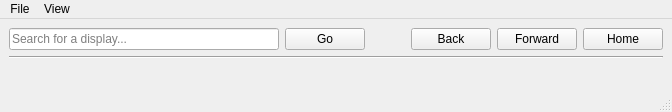
slaclab/pydm, file pydm/pydm.ui: the form before one commit.
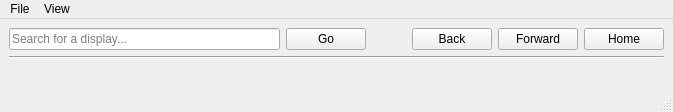
The form after the commit.

Commit message: Add ability to show the file path in the title bar.

Patch:
```diff
--- a/pydm/pydm.ui
+++ b/pydm/pydm.ui
@@ -6,7 +6,7 @@
    <rect>
     <x>0</x>
     <y>0</y>
-    <width>672</width>
+    <width>673</width>
     <height>112</height>
    </rect>
   </property>
@@ -15,6 +15,9 @@
   </property>
   <widget class="QWidget" name="centralwidget">
    <layout class="QVBoxLayout" name="verticalLayout">
+    <property name="spacing">
+     <number>-1</number>
+    </property>
     <property name="sizeConstraint">
      <enum>QLayout::SetMaximumSize</enum>
     </property>
@@ -96,7 +99,7 @@
     <rect>
      <x>0</x>
      <y>0</y>
-     <width>672</width>
+     <width>673</width>
      <height>22</height>
     </rect>
    </property>
```
Left out of the diff: 9 changed lines with no effect on the pictures. The commit also changes 2 other files.
